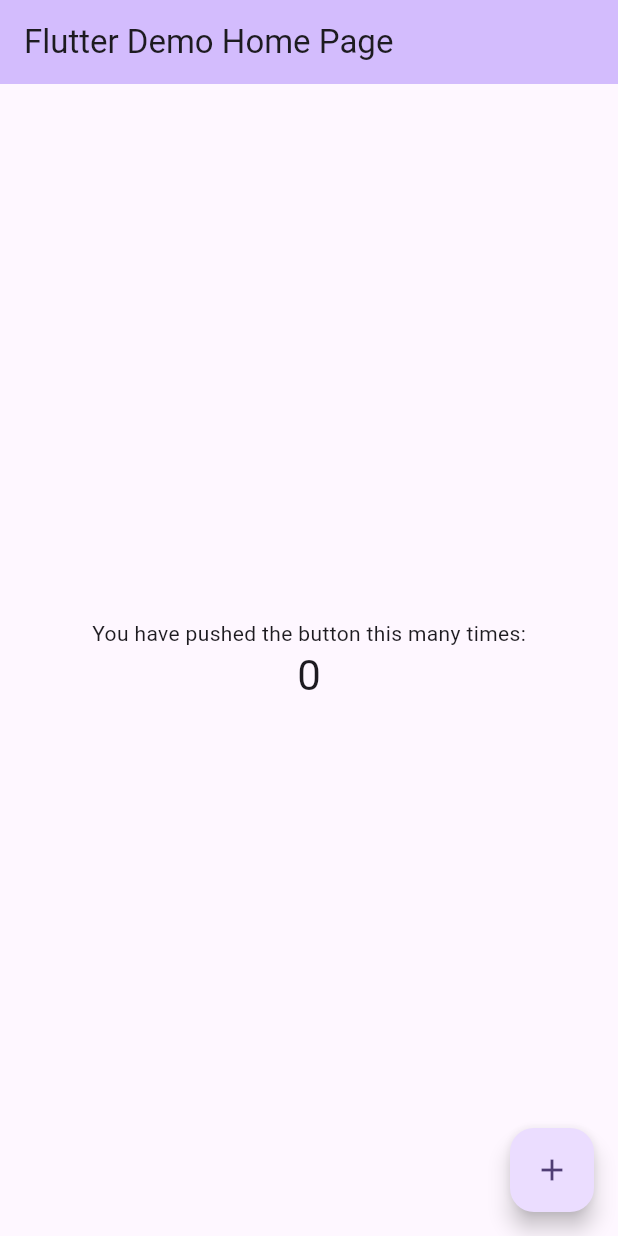
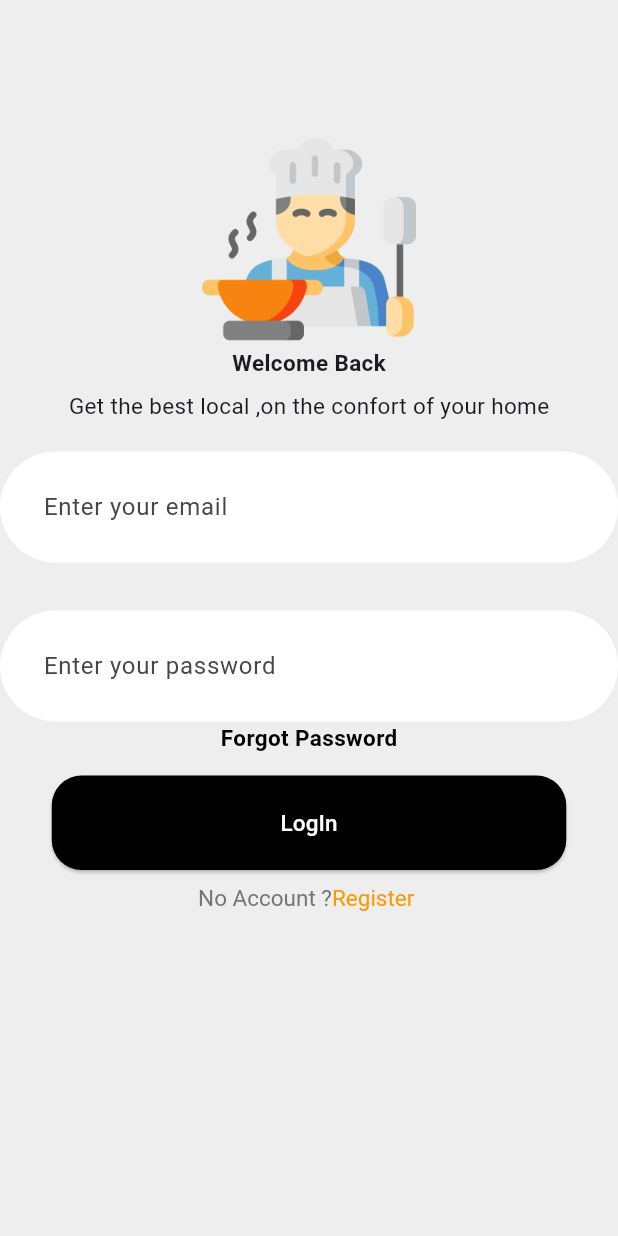
Before and after one commit to isheunesutembo/fooddeliveryappyoutube, a Flutter app: the screen it shows after launch, on a phone screen of 412 x 824 dp. Run offline on Flutter 3.47's test engine with Material 3 defaults, Android fonts, the phone set to English and light mode, and no system bars; our stand-ins replace cloud_firestore, firebase_auth, firebase_core, firebase_storage, flutter_riverpod, fpdart and 2 more; accounts and stored records are empty.

Commit message:
user authentication with email and password

```diff
--- /dev/null
+++ b/lib/core/failure.dart
@@ -0,0 +1,4 @@
+class Failure{
+  final String message;
+  Failure({required this.message});
+}
--- /dev/null
+++ b/lib/core/type_defs.dart
@@ -0,0 +1,6 @@
+
+import 'package:fooddeliveryappyoutube/core/failure.dart';
+import 'package:fpdart/fpdart.dart';
+
+typedef FutureEither<T>=Future<Either<Failure,T>>;
+typedef FutureVoid=FutureEither<void>;
--- /dev/null
+++ b/lib/features/auth/model/user_model.dart
@@ -0,0 +1,15 @@
+import 'package:freezed_annotation/freezed_annotation.dart';
+part'user_model.freezed.dart';
+part'user_model.g.dart';
+
+@freezed
+abstract class UserModel with _$UserModel{
+  factory UserModel({
+    required String uid,
+    String? username,
+    String? profileImage,
+
+  })=_UserModel;
+  factory UserModel.fromJson(Map<String,dynamic>json)=>
+  _$UserModelFromJson(json);
+}
--- /dev/null
+++ b/lib/features/auth/screen/log_in_screen.dart
@@ -0,0 +1,118 @@
+import 'package:flutter/material.dart';
+import 'package:flutter_riverpod/flutter_riverpod.dart';
+import 'package:fooddeliveryappyoutube/features/auth/controller/auth_controller.dart';
+import 'package:fooddeliveryappyoutube/features/auth/screen/sign_up_screen.dart';
+import 'package:fooddeliveryappyoutube/utils/color.dart';
+import 'package:fooddeliveryappyoutube/utils/widgets/custom_text_field.dart';
+
+class LogInScreen extends ConsumerStatefulWidget {
+  const LogInScreen({super.key});
+
+  @override
+  ConsumerState<LogInScreen> createState() => _LogInScreenState();
+}
+
+class _LogInScreenState extends ConsumerState<LogInScreen> {
+  final GlobalKey _formKey=GlobalKey<FormState>();
+  TextEditingController _email=TextEditingController();
+  TextEditingController _password=TextEditingController();
+
+  signInWithEmailAndPassword(BuildContext context,
+  String email,String password){
+    ref.read(authControllerProvider.notifier)
+    .signInWithEmailAndPassword(email, password, context);
+  }
+
+  @override
+  void dispose() {
+    _email.dispose();
+    _password.dispose();
+    super.dispose();
+  }
+  @override
+  Widget build(BuildContext context) {
+    return Scaffold(
+      backgroundColor: AppColor.primaryColor,
+      appBar: AppBar(
+        elevation: 0,
+        backgroundColor: AppColor.primaryColor,
+      ),
+      body: SafeArea(child:
+      SingleChildScrollView(
+        child: Form(key: _formKey,child:
+        Column(
+        children: [
+            const SizedBox(height: 32,),
+            Center(child: Image.asset(
+              "assets/logo/cooking.png",
+              height: 143,
+              width: 143,
+            ),),
+            const Text("Welcome Back",
+            style: TextStyle(
+              fontSize: 15,fontWeight: FontWeight.w700
+            ),),
+           const Padding(
+              padding:  EdgeInsets.all(8.0),
+              child: Text("Get the best local ,on the confort of your home",
+              style: TextStyle(fontSize: 15),),
+            ),
+            const SizedBox(height: 12,),
+          CustomTextField(controller: _email,
+          hintText: "Enter your email",),
+          const SizedBox(height: 32,),
+          CustomTextField(controller: _password,
+          hintText: "Enter your password",),
+          const Center(child: Text("Forgot Password",
+          style: TextStyle(color: Colors.black,
+          fontSize: 15,
+          fontWeight: FontWeight.bold),),),
+          const SizedBox(height: 15,),
+          SizedBox(
+            width: 343,
+            height: 63,
+            child: ElevatedButton(onPressed: (){
+              signInWithEmailAndPassword(context, _email.text, _password.text);
+
+            },style: ElevatedButton.styleFrom(
+              backgroundColor: Colors.black,
+              shape: RoundedRectangleBorder(
+                borderRadius: BorderRadius.circular(20)
+              )
+            ), child: const Text("LogIn",
+            style: TextStyle(
+              color: Colors.white,
+              fontSize: 15,
+              fontWeight: FontWeight.w500
+            ),)),
+          ),
+          const SizedBox(height: 10,),
+          GestureDetector(
+            onTap: (){
+              Navigator.push(context, MaterialPageRoute(builder: (context)=>const SignUpScreen()));
+            },
+            child: RichText(text: TextSpan(
+              text: "No Account ?",
+              style: TextStyle(
+                fontSize: 15,
+                color: Colors.grey[600],
+                fontWeight: FontWeight.w400
+              ),
+              children:const [
+                TextSpan(
+              text: "Register ",
+              style: TextStyle(
+                fontSize: 15,
+                color: Colors.orange,
+                fontWeight: FontWeight.w400
+              )),
+              ]
+
+            )),
+          )
+        ],
+        )),
+      )),
+    );
+  }
+}
--- a/lib/main.dart
+++ b/lib/main.dart
@@ -1,125 +1,51 @@
+import 'package:firebase_auth/firebase_auth.dart';
+import 'package:firebase_core/firebase_core.dart';
 import 'package:flutter/material.dart';
+import 'package:flutter_riverpod/flutter_riverpod.dart';
+import 'package:fooddeliveryappyoutube/features/auth/controller/auth_controller.dart';
+import 'package:fooddeliveryappyoutube/firebase_options.dart';
+import 'package:fooddeliveryappyoutube/router.dart';
+import 'package:fooddeliveryappyoutube/utils/color.dart';
+import 'package:fooddeliveryappyoutube/utils/widgets/error_text.dart';
+import 'package:fooddeliveryappyoutube/utils/widgets/loader.dart';
+import 'package:routemaster/routemaster.dart';
 
-void main() {
-  runApp(const MyApp());
+import 'features/auth/model/user_model.dart';
+
+void main() async{
+  WidgetsFlutterBinding.ensureInitialized();
+  await Firebase.initializeApp(options: DefaultFirebaseOptions.currentPlatform);
+  runApp( const ProviderScope(child: MyApp()));
+}
+class MyApp extends ConsumerStatefulWidget {
+  const MyApp({super.key});
+
+  @override
+  ConsumerState<MyApp> createState() => _MyAppState();
 }
 
-class MyApp extends StatelessWidget {
-  const MyApp({super.key});
+class _MyAppState extends ConsumerState<MyApp> {
+  UserModel? userModel;
+  void getData(WidgetRef ref,
+  User data)async{
+    userModel=await ref.watch(authControllerProvider.notifier).getUserData(data.uid)
+    .first;
+    ref.read(userProvider.notifier).update((state)=>userModel);
 
-  // This widget is the root of your application.
+  }
   @override
   Widget build(BuildContext context) {
-    return MaterialApp(
-      title: 'Flutter Demo',
-      theme: ThemeData(
-        // This is the theme of your application.
-        //
-        // TRY THIS: Try running your application with "flutter run". You'll see
-        // the application has a purple toolbar. Then, without quitting the app,
-        // try changing the seedColor in the colorScheme below to Colors.green
-        // and then invoke "hot reload" (save your changes or press the "hot
-        // reload" button in a Flutter-supported IDE, or press "r" if you used
-        // the command line to start the app).
-        //
-        // Notice that the counter didn't reset back to zero; the application
-        // state is not lost during the reload. To reset the state, use hot
-        // restart instead.
-        //
-        // This works for code too, not just values: Most code changes can be
-        // tested with just a hot reload.
-        colorScheme: ColorScheme.fromSeed(seedColor: Colors.deepPurple),
-        useMaterial3: true,
-      ),
-      home: const MyHomePage(title: 'Flutter Demo Home Page'),
-    );
+    return ref.watch(authStateChangeProvider).when(data: (data)=>
+    MaterialApp.router(
+      color: AppColor.primaryColor,
+      debugShowCheckedModeBanner: false,
+      routerDelegate:RoutemasterDelegate(routesBuilder: (context){
+        if(data!=null){
+          getData(ref, data);
+          return loggedInRoute;
+        }
+        return loggedOutRoute;
+      }) ,
+    ), error: (error,_)=>ErrorText(error: error.toString()), loading: ()=>const Loader());
   }
 }
-
-class MyHomePage extends StatefulWidget {
-  const MyHomePage({super.key, required this.title});
-
-  // This widget is the home page of your application. It is stateful, meaning
-  // that it has a State object (defined below) that contains fields that affect
-  // how it looks.
-
-  // This class is the configuration for the state. It holds the values (in this
-  // case the title) provided by the parent (in this case the App widget) and
-  // used by the build method of the State. Fields in a Widget subclass are
-  // always marked "final".
-
-  final String title;
-
-  @override
-  State<MyHomePage> createState() => _MyHomePageState();
-}
-
-class _MyHomePageState extends State<MyHomePage> {
-  int _counter = 0;
-
-  void _incrementCounter() {
-    setState(() {
-      // This call to setState tells the Flutter framework that something has
-      // changed in this State, which causes it to rerun the build method below
-      // so that the display can reflect the updated values. If we changed
-      // _counter without calling setState(), then the build method would not be
-      // called again, and so nothing would appear to happen.
-      _counter++;
-    });
-  }
-
-  @override
-  Widget build(BuildContext context) {
-    // This method is rerun every time setState is called, for instance as done
-    // by the _incrementCounter method above.
-    //
-    // The Flutter framework has been optimized to make rerunning build methods
-    // fast, so that you can just rebuild anything that needs updating rather
-    // than having to individually change instances of widgets.
-    return Scaffold(
-      appBar: AppBar(
-        // TRY THIS: Try changing the color here to a specific color (to
-        // Colors.amber, perhaps?) and trigger a hot reload to see the AppBar
-        // change color while the other colors stay the same.
-        backgroundColor: Theme.of(context).colorScheme.inversePrimary,
-        // Here we take the value from the MyHomePage object that was created by
-        // the App.build method, and use it to set our appbar title.
-        title: Text(widget.title),
-      ),
-      body: Center(
-        // Center is a layout widget. It takes a single child and positions it
-        // in the middle of the parent.
-        child: Column(
-          // Column is also a layout widget. It takes a list of children and
-          // arranges them vertically. By default, it sizes itself to fit its
-          // children horizontally, and tries to be as tall as its parent.
-          //
-          // Column has various properties to control how it sizes itself and
-          // how it positions its children. Here we use mainAxisAlignment to
-          // center the children vertically; the main axis here is the vertical
-          // axis because Columns are vertical (the cross axis would be
-          // horizontal).
-          //
-          // TRY THIS: Invoke "debug painting" (choose the "Toggle Debug Paint"
-          // action in the IDE, or press "p" in the console), to see the
-          // wireframe for each widget.
-          mainAxisAlignment: MainAxisAlignment.center,
-          children: <Widget>[
-            const Text(
-              'You have pushed the button this many times:',
-            ),
-            Text(
-              '$_counter',
-              style: Theme.of(context).textTheme.headlineMedium,
-            ),
-          ],
-        ),
-      ),
-      floatingActionButton: FloatingActionButton(
-        onPressed: _incrementCounter,
-        tooltip: 'Increment',
-        child: const Icon(Icons.add),
-      ), // This trailing comma makes auto-formatting nicer for build methods.
-    );
-  }
-}
--- /dev/null
+++ b/lib/router.dart
@@ -0,0 +1,10 @@
+
+
+import 'package:flutter/material.dart';
+import 'package:fooddeliveryappyoutube/features/auth/screen/log_in_screen.dart';
+import 'package:routemaster/routemaster.dart';
+
+import 'features/auth/main/screen/main_screen.dart';
+
+final loggedInRoute=RouteMap(routes: {'/':(_)=>const MaterialPage(child: MainScreen())});
+final loggedOutRoute=RouteMap(routes: {'/':(_)=>const MaterialPage(child: LogInScreen())});
--- /dev/null
+++ b/lib/utils/color.dart
@@ -0,0 +1,6 @@
+import 'package:flutter/material.dart';
+
+class AppColor{
+    static const  primaryColor= Color(0xffeeeeee);
+    static const orangeColor=Color(0xffFFB44A);
+}
--- /dev/null
+++ b/lib/utils/firebaseconstants.dart
@@ -0,0 +1,3 @@
+class Firebaseconstants {
+  static const usersCollection="users";
+}
--- /dev/null
+++ b/lib/utils/widgets/custom_text_field.dart
@@ -0,0 +1,50 @@
+import 'package:flutter/material.dart';
+
+class CustomTextField extends StatelessWidget {
+  final TextEditingController controller;
+  final IconData? prefixIcon;
+  final IconData? suffixIcon;
+  final String? labelText;
+  final String? hintText;
+  final bool? obscureText;
+  final VoidCallback? onPressedSuffixIcon;
+  final ValueChanged<String>? onChanged;
+ CustomTextField({super.key,required this.controller,
+  this.suffixIcon,
+  this.prefixIcon,
+  this.labelText,
+  this.hintText,
+  this.onPressedSuffixIcon,
+  this.obscureText,
+  this.onChanged
+
+  });
+
+  @override
+  Widget build(BuildContext context) =>
+  TextFormField(
+    controller: controller,
+    obscureText: obscureText??false,
+    onChanged: onChanged,
+    decoration: InputDecoration(
+      labelText: labelText,
+      hintText: hintText,
+      prefixIcon:prefixIcon !=null?Icon(prefixIcon):null,
+      suffixIcon: suffixIcon!=null?IconButton(onPressed:
+      onPressedSuffixIcon,
+      icon: Icon(suffixIcon),):null,
+      contentPadding:const EdgeInsets.all(25),
+      border: OutlineInputBorder(
+        borderRadius: BorderRadius.circular(50),
+        borderSide: BorderSide.none
+      ),
+      filled: true,
+      fillColor: Colors.white,
+      focusedBorder: OutlineInputBorder(
+        borderRadius: BorderRadius.circular(50),
+        borderSide: BorderSide.none
+      )
+
+    ),
+  );
+}
--- a/pubspec.yaml
+++ b/pubspec.yaml
@@ -91,7 +91,8 @@ flutter:
   uses-material-design: true
 
   # To add assets to your application, add an assets section, like this:
-  # assets:
+  assets:
+    - assets/logo/
   #   - images/a_dot_burr.jpeg
   #   - images/a_dot_ham.jpeg
 
```
Also changed, not shown: lib/core/repositoty/storage_repository.dart (added, +30 -0 lines), lib/features/auth/controller/auth_controller.dart (added, +81 -0 lines), lib/features/auth/main/screen/main_screen.dart (added, +10 -0 lines), lib/features/auth/repository/auth_repository.dart (added, +87 -0 lines), lib/features/auth/screen/sign_up_screen.dart (added, +123 -0 lines), lib/providers/firebase_providers.dart (added, +9 -0 lines), lib/utils/widgets/error_text.dart (added, +12 -0 lines), lib/utils/widgets/loader.dart (added, +10 -0 lines), assets/logo/cooking.png (added), firebase.json (added), lib/features/auth/model/user_model.freezed.dart (added), lib/features/auth/model/user_model.g.dart (added), lib/firebase_options.dart (added), 9 other files.
